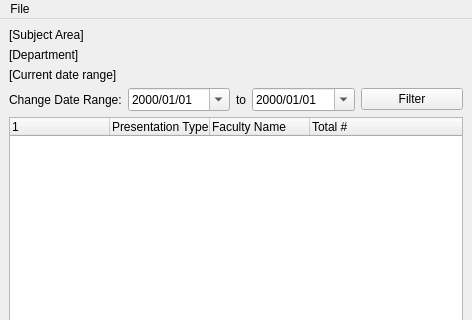
Myu84/CSS, file src/ui/DashboardWindow.ui: the form before one commit; both pictures show x 0 to 472 and y 0 to 320 of the 472 by 503 pixel window.
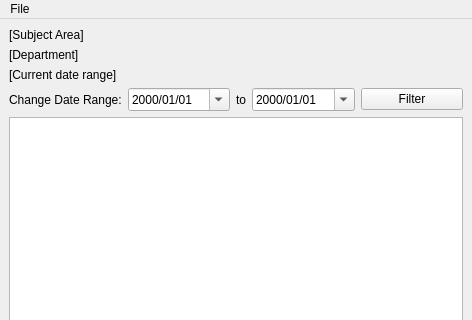
The form after the commit.

Commit message: Refactored dashboard window and parsing code somewhat

The edit to the form file:
```diff
--- a/src/ui/DashboardWindow.ui
+++ b/src/ui/DashboardWindow.ui
@@ -66,28 +66,8 @@
     <item row="4" column="0" colspan="5">
      <widget class="QTreeWidget" name="treeWidget">
       <property name="columnCount">
-       <number>4</number>
+       <number>0</number>
       </property>
-      <column>
-       <property name="text">
-        <string/>
-       </property>
-      </column>
-      <column>
-       <property name="text">
-        <string>Presentation Type</string>
-       </property>
-      </column>
-      <column>
-       <property name="text">
-        <string>Faculty Name</string>
-       </property>
-      </column>
-      <column>
-       <property name="text">
-        <string>Total #</string>
-       </property>
-      </column>
      </widget>
     </item>
     <item row="2" column="0">
```
The commit also changes 19 other files.
